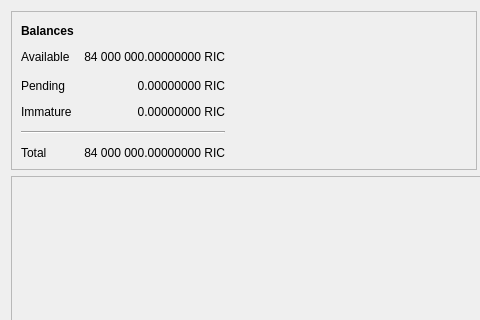
Before: the Qt Designer form src/qt/forms/overviewpage.ui in shitcoinsherpa/Freycoin, drawn with Qt 5; both pictures show x 0 to 480 and y 0 to 320 of the 960 by 640 pixel window.
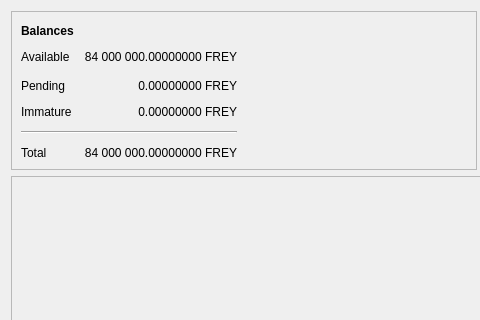
After: the same form once the commit is applied. Custom widgets are drawn as their Qt base class.

```diff
--- a/src/qt/forms/overviewpage.ui
+++ b/src/qt/forms/overviewpage.ui
@@ -83,7 +83,7 @@
                <string>Your current spendable balance</string>
               </property>
               <property name="text">
-               <string notr="true">84 000 000.00000000 RIC</string>
+               <string notr="true">84 000 000.00000000 FREY</string>
               </property>
               <property name="alignment">
                <set>Qt::AlignRight|Qt::AlignTrailing|Qt::AlignVCenter</set>
@@ -109,7 +109,7 @@
                <string>Your current total balance</string>
               </property>
               <property name="text">
-               <string notr="true">84 000 000.00000000 RIC</string>
+               <string notr="true">84 000 000.00000000 FREY</string>
               </property>
               <property name="alignment">
                <set>Qt::AlignRight|Qt::AlignTrailing|Qt::AlignVCenter</set>
@@ -135,7 +135,7 @@
                <string>Mined balance that has not yet matured</string>
               </property>
               <property name="text">
-               <string notr="true">0.00000000 RIC</string>
+               <string notr="true">0.00000000 FREY</string>
               </property>
               <property name="alignment">
                <set>Qt::AlignRight|Qt::AlignTrailing|Qt::AlignVCenter</set>
@@ -181,7 +181,7 @@
                <string>Total of transactions that have yet to be confirmed, and do not yet count toward the spendable balance</string>
               </property>
               <property name="text">
-               <string notr="true">0.00000000 RIC</string>
+               <string notr="true">0.00000000 FREY</string>
               </property>
               <property name="alignment">
                <set>Qt::AlignRight|Qt::AlignTrailing|Qt::AlignVCenter</set>
```
Left out of the diff: 2 changed lines with no effect on the pictures.
